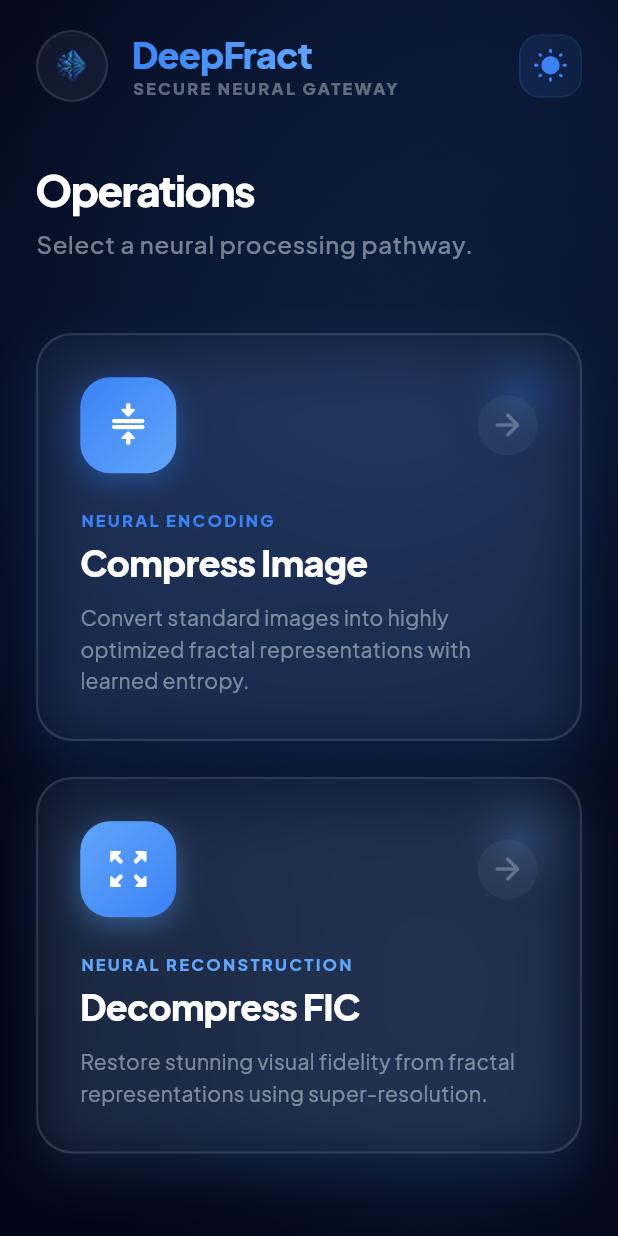
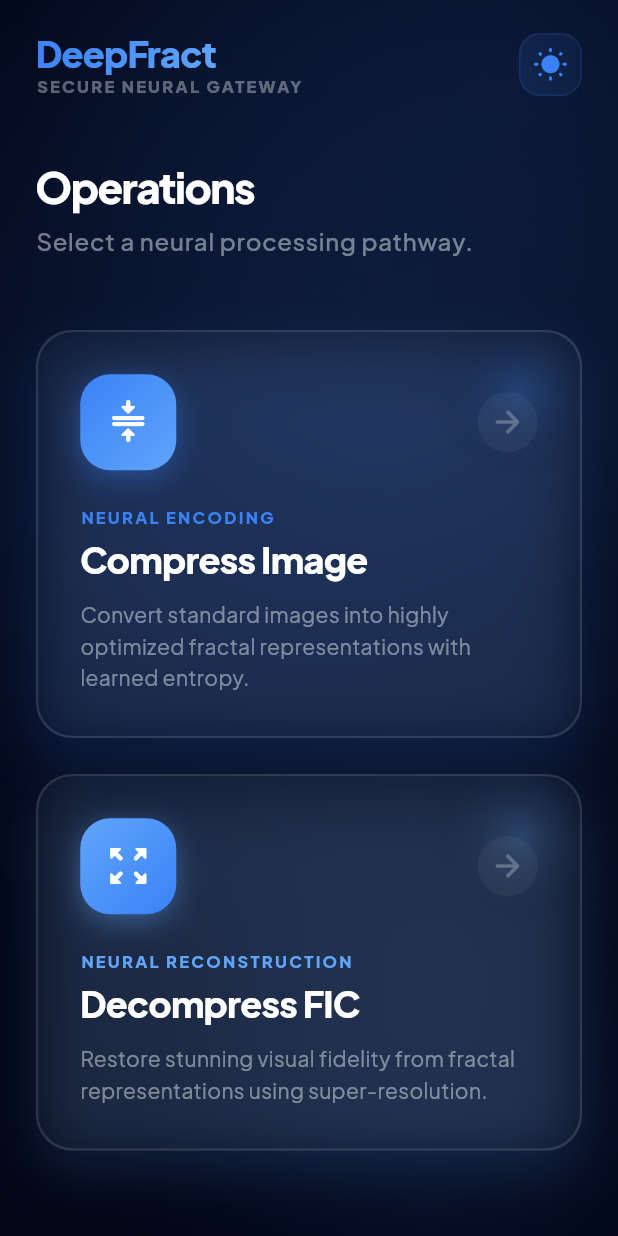
Before and after one commit to tony-saleeb/fractal-image-compression, a Flutter app: the _MobileHomeScreen screen opened directly, on a phone screen of 412 x 824 dp. Run offline on Flutter 3.47's test engine with Material 3 defaults, Android fonts, the phone set to English and light mode, and no system bars; our stand-ins replace cloud_firestore, file_picker, firebase_auth, firebase_core, google_fonts, google_sign_in and 4 more; accounts and stored records are empty.

Commit message:
style: Remove app logo container from mobile home screen header

```diff
--- a/frontend/lib/screens/home_screen.dart
+++ b/frontend/lib/screens/home_screen.dart
@@ -295,14 +295,6 @@ class _MobileHomeScreenState extends State<_MobileHomeScreen> {
                     children: [
                       Row(
                         children: [
-                          Container(
-                            width: 48,
-                            height: 48,
-                            padding: const EdgeInsets.all(8),
-                            decoration: AppTheme.glassDecoration(isDark: isDark, opacity: 0.1),
-                            child: Image.asset('assets/images/logo.png', fit: BoxFit.contain),
-                          ),
-                          const SizedBox(width: 16),
                           Column(
                             crossAxisAlignment: CrossAxisAlignment.start,
                             children: [
```
